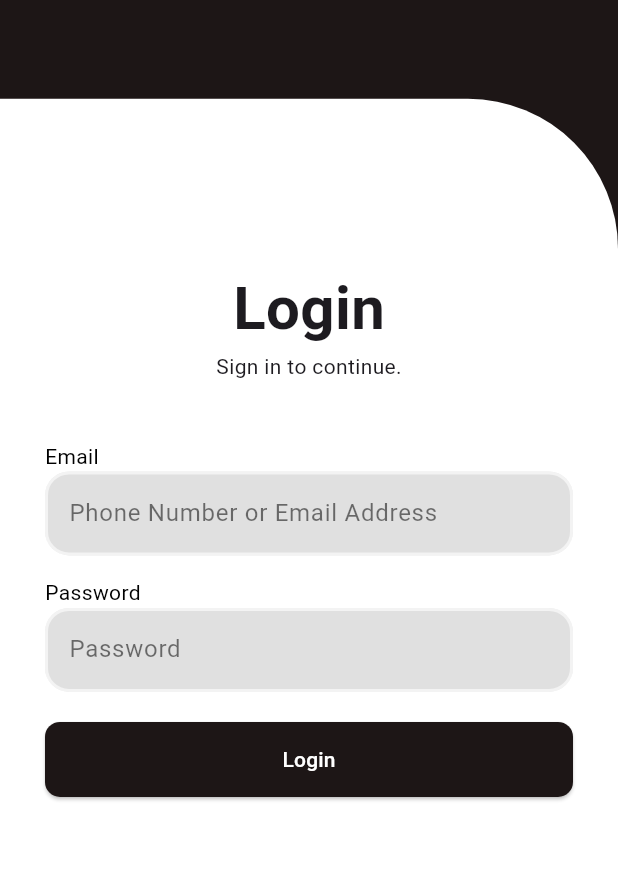
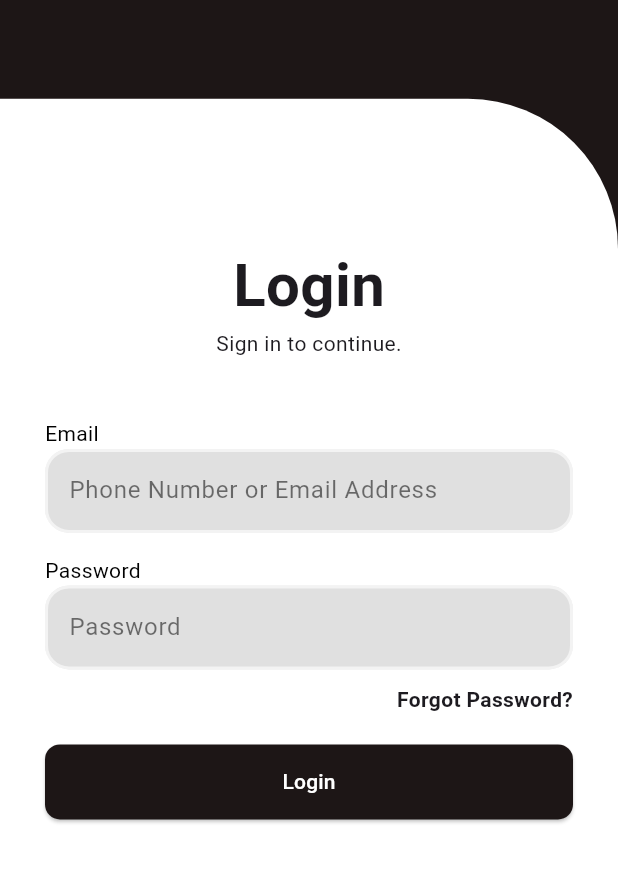
Before and after one commit to PanthaProtick/oggatonama, a Flutter app: the screen it shows after launch, after a tap on "Login", on a phone screen of 412 x 824 dp, the part 272-1155 px from its top. Run offline on Flutter 3.47's test engine with Material 3 defaults, Android fonts, the phone set to English and light mode, and no system bars; our stand-ins replace cloud_firestore, firebase_auth, firebase_core, get; accounts and stored records are empty.

Commit message:
Forgot password page added

```diff
--- a/lib/accounts.dart
+++ b/lib/accounts.dart
@@ -31,7 +31,7 @@ class Accounts extends StatelessWidget{
                         'Oggatonama !',
                         style: TextStyle(
                           color: Colors.white,
-                          fontSize: 30
+                          fontSize: 25
                         ),
                       ),
                       Text(
--- a/lib/login.dart
+++ b/lib/login.dart
@@ -1,5 +1,6 @@
 import 'package:flutter/material.dart';
 import 'package:get/get.dart';
+import 'package:oggatonama/forgot_password.dart';
 import 'Controllers/login_controller.dart';
 
 class Login extends StatelessWidget {
@@ -115,6 +116,23 @@ class Login extends StatelessWidget {
                             ),
                           ),
                         ),
+                        SizedBox(height: 10),
+                        Row(
+                          mainAxisAlignment: MainAxisAlignment.end,
+                          children: [
+                            GestureDetector(
+                              onTap: () {
+                                Navigator.push(context, MaterialPageRoute(builder: (context) => ForgotPassword()));
+                              },
+                              child: Text(
+                                'Forgot Password?',
+                                style: TextStyle(
+                                  fontWeight: FontWeight.bold
+                                ),
+                              ),
+                            )
+                          ],
+                        ),
                         SizedBox(height: 20),
                         Obx(() => controller.isLoading.value
                             ? CircularProgressIndicator()
--- a/lib/register_page.dart
+++ b/lib/register_page.dart
@@ -46,6 +46,8 @@ class RegisterPage extends StatelessWidget {
           child: Center(
             child: Form(
               key: controller.formKey,
+              child: Padding(
+                padding: const EdgeInsets.only(top: 20.0),
                 child: Column(
                   children: [
                     const Text(
@@ -107,6 +109,7 @@ class RegisterPage extends StatelessWidget {
             ),
           ),
         ),
+      ),
     ],
   ),
 );
```
Also changed, not shown: lib/Controllers/login_controller.dart (+9 -0 lines), lib/forgot_password.dart (added, +107 -0 lines). Lines whose indentation alone changed are shown as unchanged.
